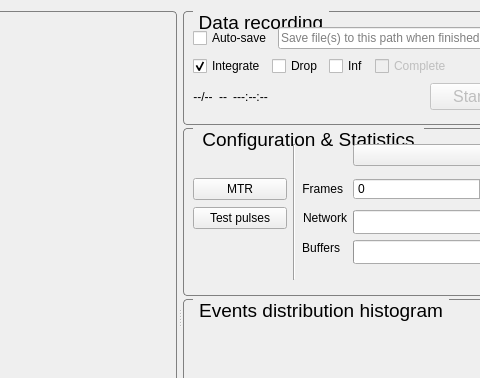
navrit/dexter, file SpidrMpx3Eq/qcstmglvisualization.ui: the form before one commit; both pictures show x 544 to 1024 and y 0 to 378 of the 1249 by 634 pixel window.
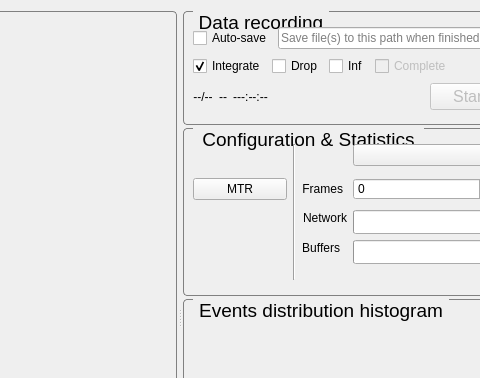
The form after the commit. Custom widgets are drawn as their Qt base class.

What changed in the file:
```diff
--- a/SpidrMpx3Eq/qcstmglvisualization.ui
+++ b/SpidrMpx3Eq/qcstmglvisualization.ui
@@ -810,22 +810,6 @@
               </property>
              </widget>
             </item>
-            <item row="4" column="0">
-             <widget class="QPushButton" name="testPulsesPushButton">
-              <property name="enabled">
-               <bool>true</bool>
-              </property>
-              <property name="minimumSize">
-               <size>
-                <width>94</width>
-                <height>0</height>
-               </size>
-              </property>
-              <property name="text">
-               <string>Test pulses</string>
-              </property>
-             </widget>
-            </item>
             <item row="1" column="3" colspan="3">
              <widget class="QComboBox" name="operationModeComboBox_Vis">
               <property name="sizePolicy">
```
Left out of the diff: 1 changed line with no effect on the pictures.
